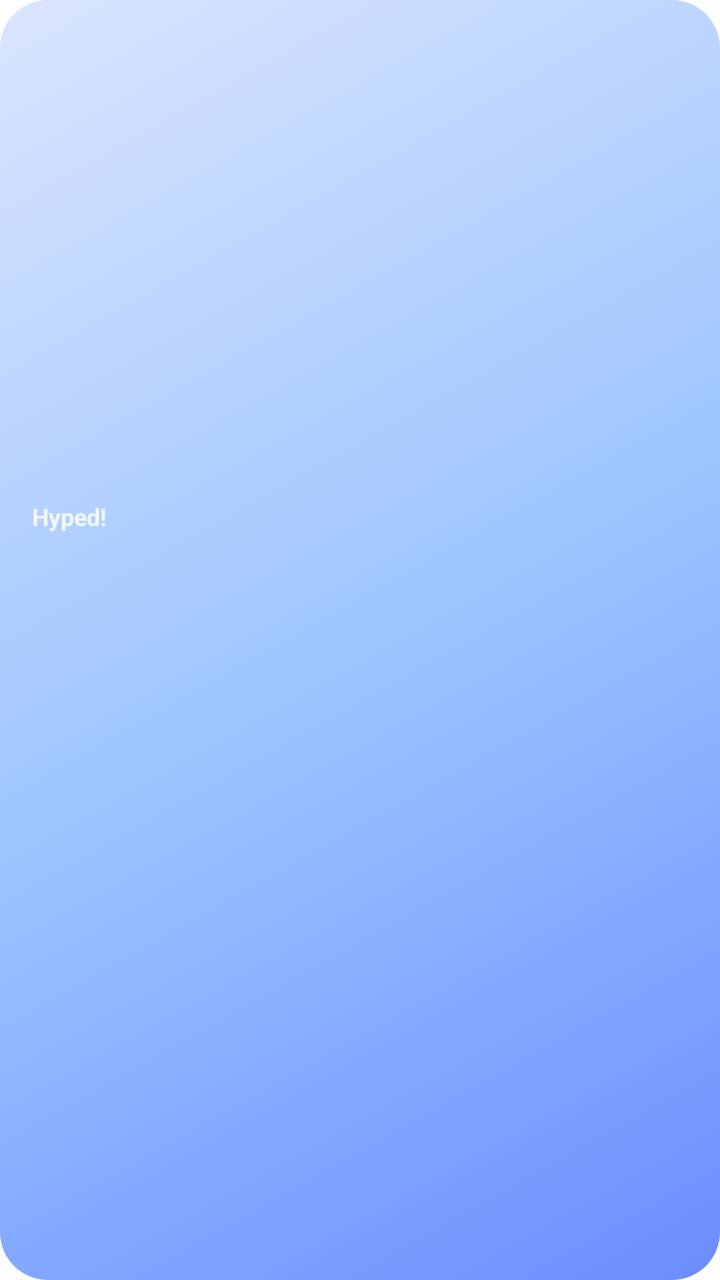
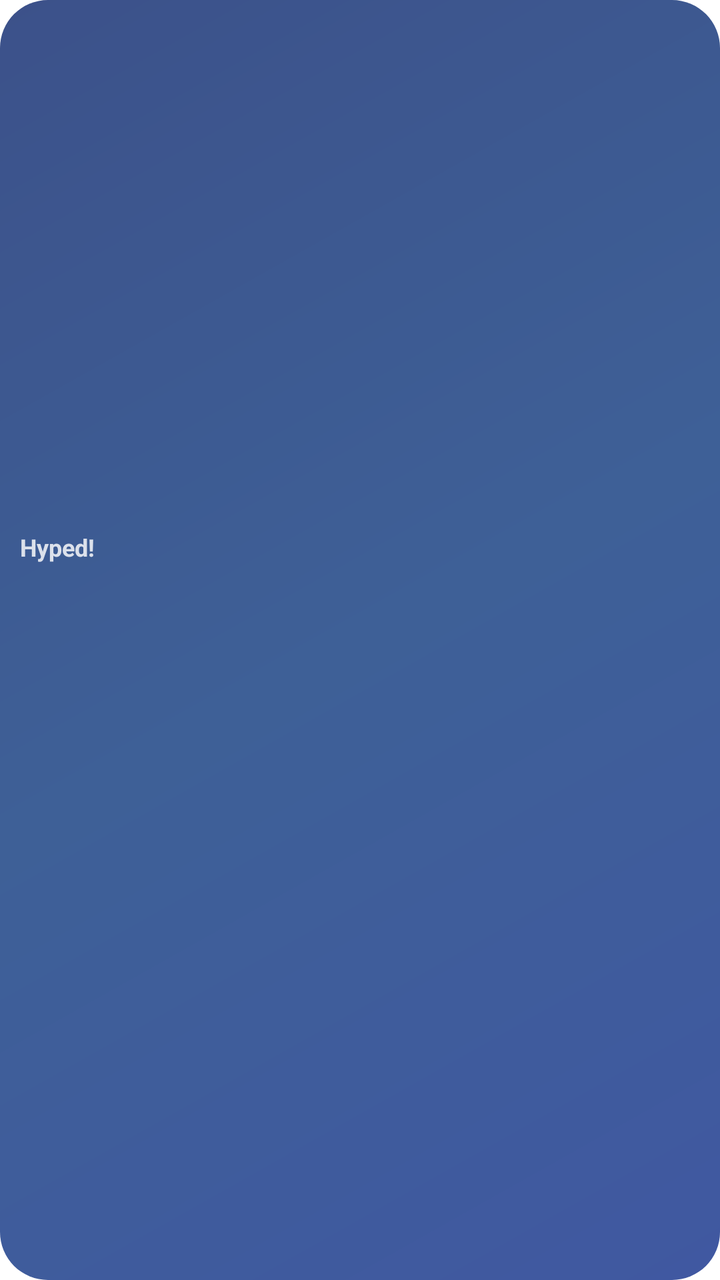

Compare the two renders of this Android layout. The source of the first and the diff that turns it into the second are given below.
<!-- AndroidManifest.xml: fallback theme Theme.MaterialComponents.DayNight.NoActionBar -->
<!-- res/layout/hyped_countdown_widget.xml -->
<?xml version="1.0" encoding="utf-8"?>
<LinearLayout xmlns:android="http://schemas.android.com/apk/res/android"
    android:id="@+id/widget_root"
    android:layout_width="match_parent"
    android:layout_height="match_parent"
    android:background="@drawable/widget_soft_blue_background"
    android:gravity="center_vertical"
    android:orientation="vertical"
    android:padding="16dp">

    <TextView
        android:id="@+id/widget_brand"
        android:layout_width="wrap_content"
        android:layout_height="wrap_content"
        android:alpha="0.82"
        android:text="Hyped!"
        android:textColor="#FFFFFF"
        android:textSize="12sp"
        android:textStyle="bold" />

    <TextView
        android:id="@+id/widget_title"
        android:layout_width="match_parent"
        android:layout_height="wrap_content"
        android:layout_marginTop="6dp"
        android:ellipsize="end"
        android:maxLines="2"
        android:textColor="#FFFFFF"
        android:textSize="18sp"
        android:textStyle="bold" />

    <TextView
        android:id="@+id/widget_countdown"
        android:layout_width="match_parent"
        android:layout_height="wrap_content"
        android:layout_marginTop="10dp"
        android:ellipsize="end"
        android:maxLines="1"
        android:textColor="#FFFFFF"
        android:textSize="28sp"
        android:textStyle="bold" />

    <TextView
        android:id="@+id/widget_event_time"
        android:layout_width="match_parent"
        android:layout_height="wrap_content"
        android:layout_marginTop="6dp"
        android:ellipsize="end"
        android:maxLines="1"
        android:textColor="#F7FAFF"
        android:textSize="13sp" />

    <TextView
        android:id="@+id/widget_state"
        android:layout_width="match_parent"
        android:layout_height="wrap_content"
        android:layout_marginTop="6dp"
        android:ellipsize="end"
        android:maxLines="1"
        android:textColor="#F7FAFF"
        android:textSize="12sp" />
</LinearLayout>
<!-- resources referenced by this layout -->
<resources>
  <!-- drawable widget_soft_blue_background (drawable) -->
  <?xml version="1.0" encoding="utf-8"?>
  <shape xmlns:android="http://schemas.android.com/apk/res/android" android:shape="rectangle">
      <corners android:radius="24dp" />
      <gradient
          android:angle="315"
          android:startColor="#DBE5FF"
          android:centerColor="#9EC5FF"
          android:endColor="#6C8CFF" />
  </shape>
</resources>

<!-- the commit's change to res/layout/hyped_countdown_widget.xml (unified diff, before → after) -->
@@ -6,7 +6,7 @@
     android:background="@drawable/widget_soft_blue_background"
     android:gravity="center_vertical"
     android:orientation="vertical"
-    android:padding="16dp">
+    android:padding="10dp">
 
     <TextView
         android:id="@+id/widget_brand"
@@ -22,9 +22,9 @@
         android:id="@+id/widget_title"
         android:layout_width="match_parent"
         android:layout_height="wrap_content"
-        android:layout_marginTop="6dp"
+        android:layout_marginTop="2dp"
         android:ellipsize="end"
-        android:maxLines="2"
+        android:maxLines="1"
         android:textColor="#FFFFFF"
         android:textSize="18sp"
         android:textStyle="bold" />
@@ -33,18 +33,18 @@
         android:id="@+id/widget_countdown"
         android:layout_width="match_parent"
         android:layout_height="wrap_content"
-        android:layout_marginTop="10dp"
+        android:layout_marginTop="4dp"
         android:ellipsize="end"
         android:maxLines="1"
         android:textColor="#FFFFFF"
-        android:textSize="28sp"
+        android:textSize="20sp"
         android:textStyle="bold" />
 
     <TextView
         android:id="@+id/widget_event_time"
         android:layout_width="match_parent"
         android:layout_height="wrap_content"
-        android:layout_marginTop="6dp"
+        android:layout_marginTop="2dp"
         android:ellipsize="end"
         android:maxLines="1"
         android:textColor="#F7FAFF"
@@ -54,9 +54,9 @@
         android:id="@+id/widget_state"
         android:layout_width="match_parent"
         android:layout_height="wrap_content"
-        android:layout_marginTop="6dp"
+        android:layout_marginTop="2dp"
         android:ellipsize="end"
-        android:maxLines="1"
+        android:maxLines="2"
         android:textColor="#F7FAFF"
-        android:textSize="12sp" />
+        android:textSize="10sp" />
 </LinearLayout>
<!-- resource entries referenced after the edit -->
@@ -6,9 +6,9 @@
       <corners android:radius="24dp" />
       <gradient
           android:angle="315"
-          android:startColor="#DBE5FF"
-          android:centerColor="#9EC5FF"
-          android:endColor="#6C8CFF" />
+          android:startColor="#3C518A"
+          android:centerColor="#3E6097"
+          android:endColor="#4058A1" />
   </shape>
 </resources>
 
